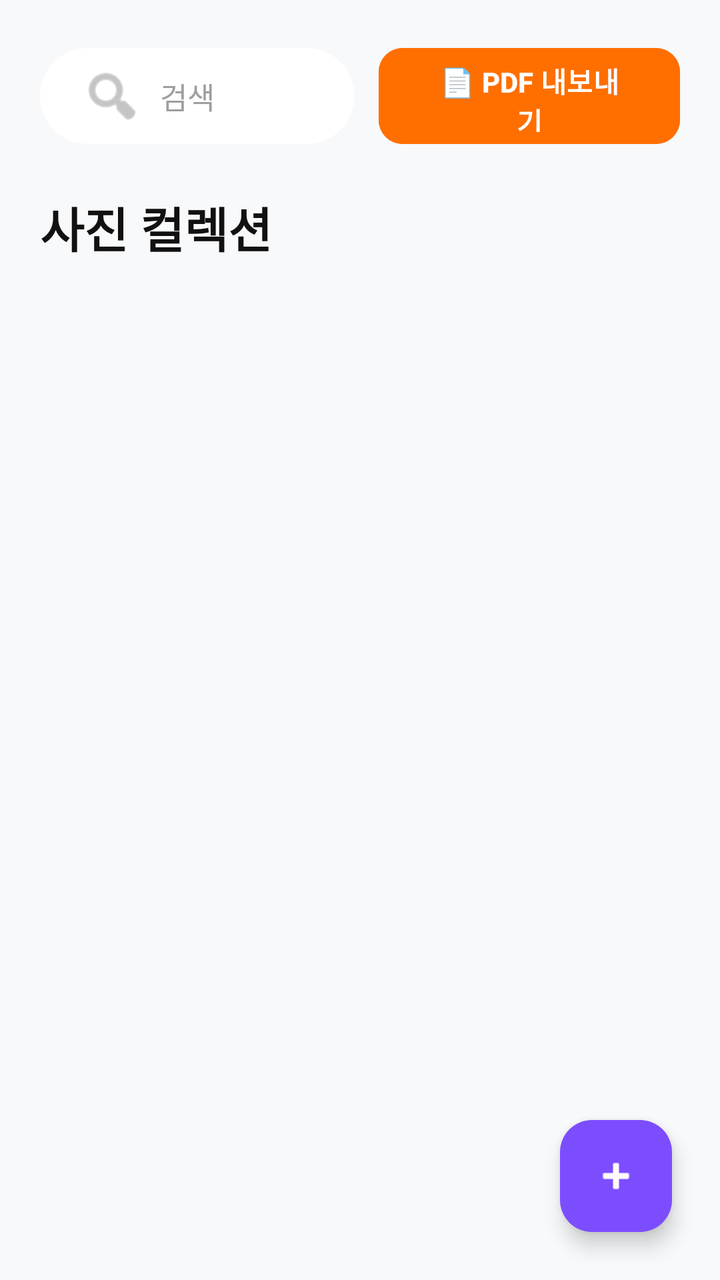
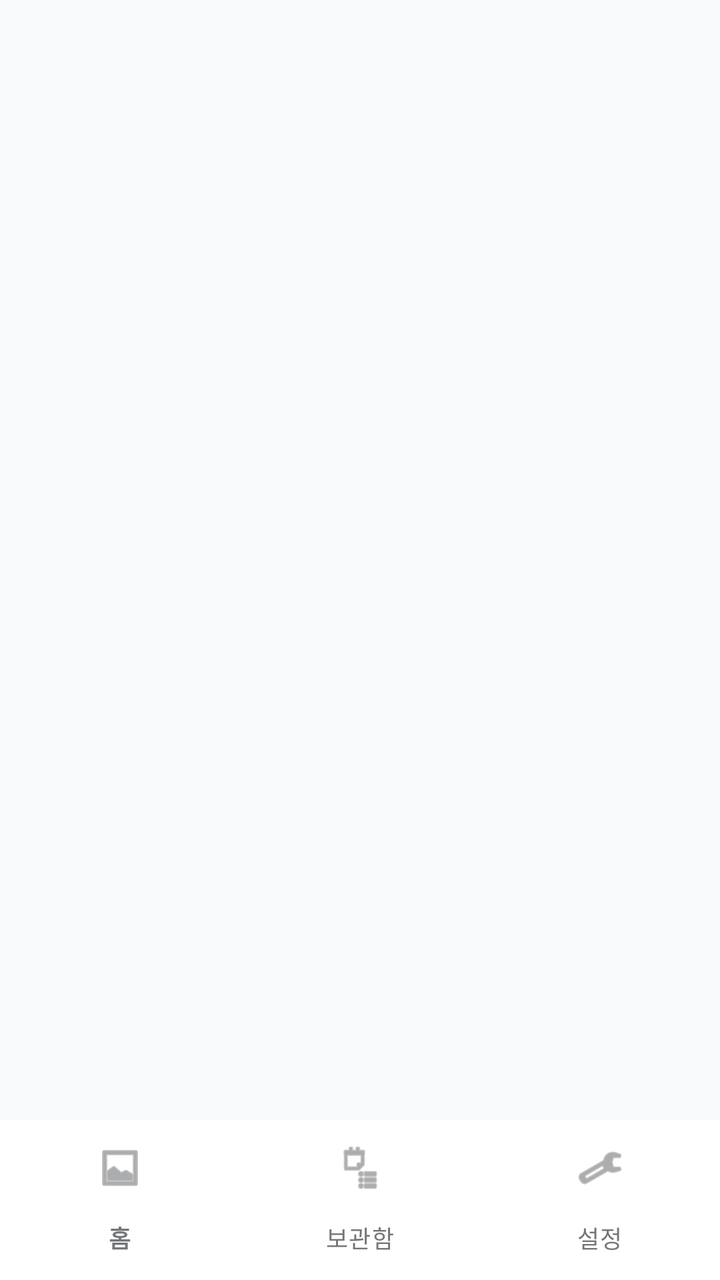

Compare the two renders of this Android layout. The source of the first and the diff that turns it into the second are given below.
<!-- AndroidManifest.xml: application theme Theme.Siteboard -->
<!-- res/layout/activity_main.xml -->
<?xml version="1.0" encoding="utf-8"?>
<androidx.constraintlayout.widget.ConstraintLayout
    xmlns:android="http://schemas.android.com/apk/res/android"
    xmlns:app="http://schemas.android.com/apk/res-auto"
    android:layout_width="match_parent"
    android:layout_height="match_parent"
    android:background="#F8F9FA"> <LinearLayout
    android:id="@+id/layoutTop"
    android:layout_width="match_parent"
    android:layout_height="wrap_content"
    android:orientation="horizontal"
    android:paddingHorizontal="20dp"
    android:paddingTop="24dp"
    android:paddingBottom="16dp"
    app:layout_constraintTop_toTopOf="parent">

    <androidx.cardview.widget.CardView
        android:layout_width="0dp"
        android:layout_height="48dp"
        android:layout_weight="1"
        app:cardCornerRadius="24dp"
        app:cardElevation="0dp"
        app:cardBackgroundColor="#FFFFFF"
        android:layout_marginEnd="12dp">

        <EditText
            android:id="@+id/etSearch"
            android:layout_width="match_parent"
            android:layout_height="match_parent"
            android:background="@null"
            android:hint="검색"
            android:textColorHint="#9E9E9E"
            android:textColor="#111111"
            android:textSize="15sp"
            android:paddingHorizontal="20dp"
            android:drawableStart="@android:drawable/ic_menu_search"
            android:drawablePadding="8dp"
            android:drawableTint="#9E9E9E"/>
    </androidx.cardview.widget.CardView>

    <Button
        android:id="@+id/btnExportPdf"
        android:layout_width="wrap_content"
        android:layout_height="48dp"
        android:text="📄 PDF 내보내기"
        android:textColor="#FFFFFF"
        android:textStyle="bold"
        android:backgroundTint="#FF6F00"
        app:cornerRadius="12dp"
        android:insetTop="0dp"
        android:insetBottom="0dp"/>
</LinearLayout>

    <TextView
        android:id="@+id/tvTitle"
        android:layout_width="wrap_content"
        android:layout_height="wrap_content"
        android:text="사진 컬렉션"
        android:textSize="24sp"
        android:textColor="#111111"
        android:textStyle="bold"
        android:layout_marginStart="20dp"
        android:layout_marginTop="8dp"
        app:layout_constraintTop_toBottomOf="@id/layoutTop"
        app:layout_constraintStart_toStartOf="parent" />

    <androidx.recyclerview.widget.RecyclerView
        android:id="@+id/rvPostList"
        android:layout_width="match_parent"
        android:layout_height="0dp"
        android:clipToPadding="false"
        android:padding="12dp"
        android:layout_marginTop="12dp"
        app:layout_constraintTop_toBottomOf="@id/tvTitle"
        app:layout_constraintBottom_toBottomOf="parent" />

    <LinearLayout
        android:id="@+id/layoutEmpty"
        android:layout_width="wrap_content"
        android:layout_height="wrap_content"
        android:orientation="vertical"
        android:gravity="center"
        android:visibility="gone"
        app:layout_constraintTop_toTopOf="parent"
        app:layout_constraintBottom_toBottomOf="parent"
        app:layout_constraintStart_toStartOf="parent"
        app:layout_constraintEnd_toEndOf="parent">
        <TextView android:layout_width="wrap_content" android:layout_height="wrap_content" android:text="📷" android:textSize="48sp" android:layout_marginBottom="16dp"/>
        <TextView android:layout_width="wrap_content" android:layout_height="wrap_content" android:text="등록된 사진 없음" android:textSize="18sp" android:textColor="#555555" android:textStyle="bold"/>
    </LinearLayout>

    <com.google.android.material.floatingactionbutton.FloatingActionButton
        android:id="@+id/btnOpenSub"
        android:layout_width="wrap_content"
        android:layout_height="wrap_content"
        android:layout_margin="24dp"
        android:src="@android:drawable/ic_input_add"
        app:tint="#FFFFFF"
        app:backgroundTint="#7C4DFF"
        app:elevation="6dp"
        app:layout_constraintBottom_toBottomOf="parent"
        app:layout_constraintEnd_toEndOf="parent" />

</androidx.constraintlayout.widget.ConstraintLayout>
<!-- resources referenced by this layout -->
<resources>
  <style name="Theme.Siteboard" parent="Base.Theme.Siteboard" />
  <style name="Base.Theme.Siteboard" parent="Theme.Material3.DayNight.NoActionBar">
          
          
      </style>
</resources>

<!-- the commit's change to res/layout/activity_main.xml (unified diff, before → after) -->
@@ -4,101 +4,27 @@
     xmlns:app="http://schemas.android.com/apk/res-auto"
     android:layout_width="match_parent"
     android:layout_height="match_parent"
-    android:background="#F8F9FA"> <LinearLayout
-    android:id="@+id/layoutTop"
-    android:layout_width="match_parent"
-    android:layout_height="wrap_content"
-    android:orientation="horizontal"
-    android:paddingHorizontal="20dp"
-    android:paddingTop="24dp"
-    android:paddingBottom="16dp"
-    app:layout_constraintTop_toTopOf="parent">
+    android:background="#F8F9FA">
 
-    <androidx.cardview.widget.CardView
+    <FrameLayout
+        android:id="@+id/mainContainer"
         android:layout_width="0dp"
-        android:layout_height="48dp"
-        android:layout_weight="1"
-        app:cardCornerRadius="24dp"
-        app:cardElevation="0dp"
-        app:cardBackgroundColor="#FFFFFF"
-        android:layout_marginEnd="12dp">
+        android:layout_height="0dp"
+        app:layout_constraintTop_toTopOf="parent"
+        app:layout_constraintBottom_toTopOf="@id/bottomNavigationView"
+        app:layout_constraintStart_toStartOf="parent"
+        app:layout_constraintEnd_toEndOf="parent" />
 
-        <EditText
-            android:id="@+id/etSearch"
-            android:layout_width="match_parent"
-            android:layout_height="match_parent"
-            android:background="@null"
-            android:hint="검색"
-            android:textColorHint="#9E9E9E"
-            android:textColor="#111111"
-            android:textSize="15sp"
-            android:paddingHorizontal="20dp"
-            android:drawableStart="@android:drawable/ic_menu_search"
-            android:drawablePadding="8dp"
-            android:drawableTint="#9E9E9E"/>
-    </androidx.cardview.widget.CardView>
-
-    <Button
-        android:id="@+id/btnExportPdf"
-        android:layout_width="wrap_content"
-        android:layout_height="48dp"
-        android:text="📄 PDF 내보내기"
-        android:textColor="#FFFFFF"
-        android:textStyle="bold"
-        android:backgroundTint="#FF6F00"
-        app:cornerRadius="12dp"
-        android:insetTop="0dp"
-        android:insetBottom="0dp"/>
-</LinearLayout>
-
-    <TextView
-        android:id="@+id/tvTitle"
-        android:layout_width="wrap_content"
+    <com.google.android.material.bottomnavigation.BottomNavigationView
+        android:id="@+id/bottomNavigationView"
+        android:layout_width="match_parent"
         android:layout_height="wrap_content"
-        android:text="사진 컬렉션"
-        android:textSize="24sp"
-        android:textColor="#111111"
-        android:textStyle="bold"
-        android:layout_marginStart="20dp"
-        android:layout_marginTop="8dp"
-        app:layout_constraintTop_toBottomOf="@id/layoutTop"
-        app:layout_constraintStart_toStartOf="parent" />
-
-    <androidx.recyclerview.widget.RecyclerView
-        android:id="@+id/rvPostList"
-        android:layout_width="match_parent"
-        android:layout_height="0dp"
-        android:clipToPadding="false"
-        android:padding="12dp"
-        android:layout_marginTop="12dp"
-        app:layout_constraintTop_toBottomOf="@id/tvTitle"
-        app:layout_constraintBottom_toBottomOf="parent" />
-
-    <LinearLayout
-        android:id="@+id/layoutEmpty"
-        android:layout_width="wrap_content"
-        android:layout_height="wrap_content"
-        android:orientation="vertical"
-        android:gravity="center"
-        android:visibility="gone"
-        app:layout_constraintTop_toTopOf="parent"
+        android:background="#FFFFFF"
+        app:itemIconTint="@color/material_dynamic_neutral50"
+        app:itemTextColor="@color/material_dynamic_neutral50"
+        app:menu="@menu/bottom_nav_menu"
         app:layout_constraintBottom_toBottomOf="parent"
         app:layout_constraintStart_toStartOf="parent"
-        app:layout_constraintEnd_toEndOf="parent">
-        <TextView android:layout_width="wrap_content" android:layout_height="wrap_content" android:text="📷" android:textSize="48sp" android:layout_marginBottom="16dp"/>
-        <TextView android:layout_width="wrap_content" android:layout_height="wrap_content" android:text="등록된 사진 없음" android:textSize="18sp" android:textColor="#555555" android:textStyle="bold"/>
-    </LinearLayout>
-
-    <com.google.android.material.floatingactionbutton.FloatingActionButton
-        android:id="@+id/btnOpenSub"
-        android:layout_width="wrap_content"
-        android:layout_height="wrap_content"
-        android:layout_margin="24dp"
-        android:src="@android:drawable/ic_input_add"
-        app:tint="#FFFFFF"
-        app:backgroundTint="#7C4DFF"
-        app:elevation="6dp"
-        app:layout_constraintBottom_toBottomOf="parent"
         app:layout_constraintEnd_toEndOf="parent" />
 
 </androidx.constraintlayout.widget.ConstraintLayout>
